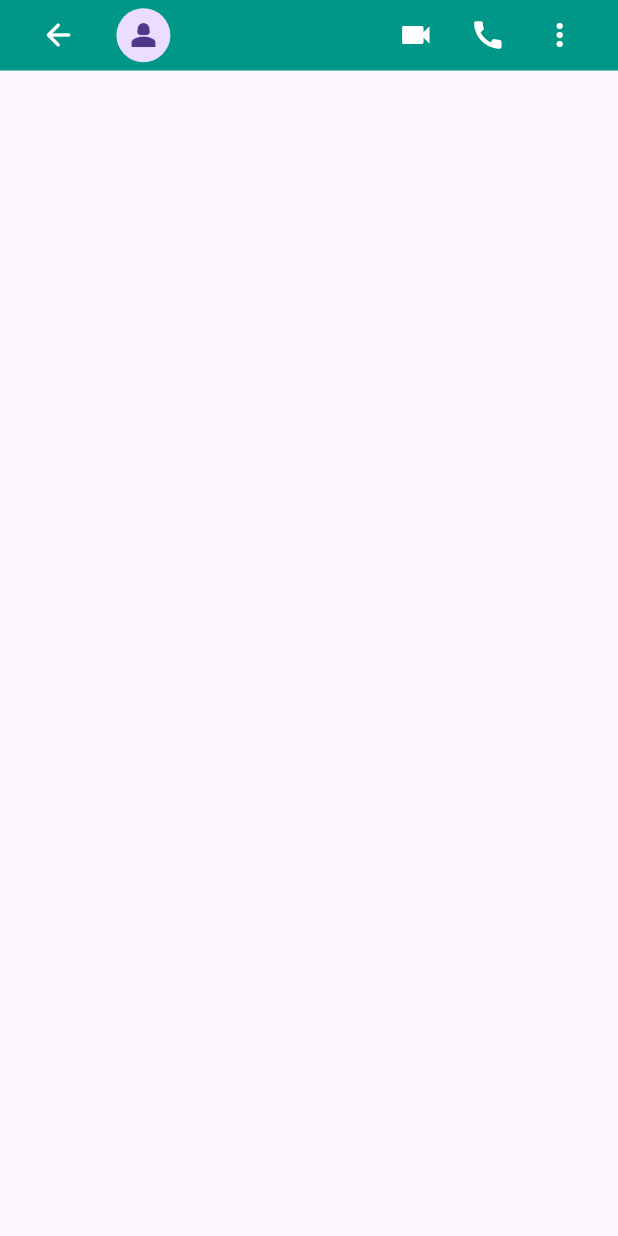
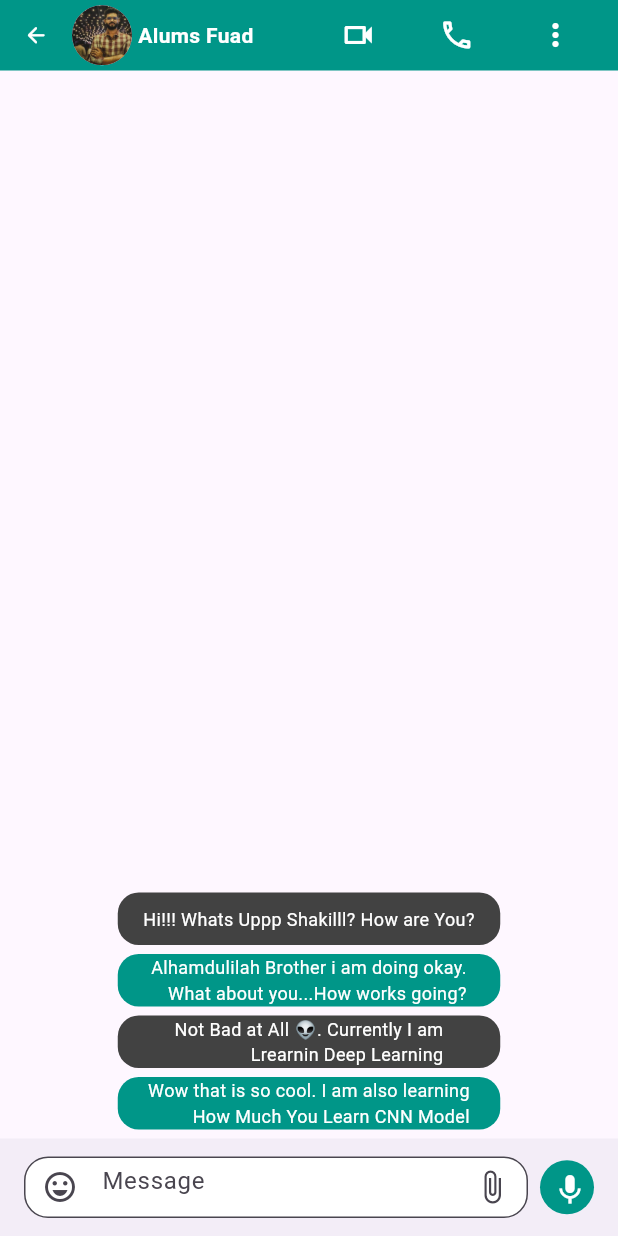
Before and after one commit to MdSohidUllahChowdhury/WhatsApp, a Flutter app: the Fuad screen opened directly, on a phone screen of 412 x 824 dp. Run offline on Flutter 3.47's test engine with Material 3 defaults, Android fonts, the phone set to English and light mode, and no system bars; our stand-ins replace flutter_screenutil, font_awesome_flutter, image_picker; network calls fail.

```diff
--- /dev/null
+++ b/lib/Controllers/widget_controller.dart
@@ -0,0 +1,128 @@
+import 'package:flutter/material.dart';
+
+class PublicUtil {
+
+  static customChatAppBar() {
+    return Container(
+      height: 47,
+      color: Colors.teal,
+      child: Row(
+        children: [
+          IconButton(
+          onPressed: () {},
+          icon: const Icon(Icons.arrow_back_rounded,size:17, color: Colors.white)),
+          const CircleAvatar(
+            radius:20,
+            backgroundImage: AssetImage('Image/Bhai.jpg'),
+          ),
+          const SizedBox(
+            width:4,
+          ),
+          const Text('Alums Fuad',
+          style: TextStyle(fontSize: 14,fontWeight:FontWeight.w600,
+          color: Colors.white),),
+          const SizedBox(
+            width:28,
+          ),
+          Expanded(
+            child: Row(
+              mainAxisAlignment: MainAxisAlignment.spaceEvenly,
+              children: [
+                IconButton(
+                    onPressed: () {},
+                    icon: const Icon(
+                      Icons.videocam_outlined,
+                      color: Colors.white,
+                    )),
+                IconButton(
+                    onPressed: () {},
+                    icon: const Icon(Icons.call_outlined, color: Colors.white)),
+                IconButton(
+                    onPressed: () {},
+                    icon: const Icon(Icons.more_vert_outlined,
+                        color: Colors.white)),
+              ],
+            ),
+          )
+        ],
+      ),
+    );
+  }
+
+  static customChatFeild(void Function()? path) {
+    return Row(
+      children: [
+        Expanded(
+          child: TextField(
+            decoration: InputDecoration(
+              filled: true,
+              fillColor: Colors.white,
+              border:
+                  OutlineInputBorder(borderRadius: BorderRadius.circular(16)),
+              hintText: 'Message',
+              suffixIcon: IconButton(
+                  onPressed: path,
+                  icon: const Icon(Icons.attach_file_outlined)),
+              prefixIcon: IconButton(
+                  onPressed: () {},
+                  icon: const Icon(Icons.emoji_emotions_outlined)),
+              // suffixIcon: Row(mainAxisAlignment: MainAxisAlignment.end,
+              //   children: [
+              //     IconButton(onPressed: () {}, icon: const Icon(Icons.attach_file)),
+              //     IconButton(onPressed: () {}, icon: const Icon(Icons.camera_alt_outlined)),
+              //       ],
+              //       ),
+            ),
+          ),
+        ),
+        const SizedBox(width: 8),
+        CircleAvatar(
+          radius: 18,
+          backgroundColor: Colors.teal,
+          child: IconButton(
+              onPressed: () {},
+              icon: const Icon(
+                Icons.mic,
+                color: Colors.white,
+              )),
+        )
+      ],
+    );
+  }
+
+  static customFriendMessage(String friendMessage) {
+    return Container(
+      margin: const EdgeInsets.only(bottom: 6),
+      height: 35,
+      width: 255,
+      decoration: BoxDecoration(
+          color: Colors.grey.shade800,
+          borderRadius: const BorderRadius.all(Radius.circular(14))),
+      child: Center(
+        child: Text(
+          friendMessage,
+          style: const TextStyle(color: Colors.white, fontSize: 12),
+          textAlign: TextAlign.right,
+        ),
+      ),
+    );
+  }
+
+  static customMyMessage(String myMessage) {
+    return Container(
+      margin: const EdgeInsets.only(bottom: 6),
+      height: 35,
+      width: 255,
+      decoration: const BoxDecoration(
+          color: Colors.teal,
+          borderRadius: BorderRadius.all(Radius.circular(14))),
+      child: Center(
+        child: Text(
+          myMessage,
+          style: const TextStyle(color: Colors.white, fontSize: 12),
+          textAlign: TextAlign.right,
+        ),
+      ),
+    );
+  }
+}
--- a/lib/Models/main.dart
+++ b/lib/Models/main.dart
@@ -1,15 +1,13 @@
 import 'package:flutter/material.dart';
 import 'package:flutter_screenutil/flutter_screenutil.dart';
 import 'package:newwhatsapp/Models/home.dart';
-import 'package:newwhatsapp/Widgets/fuad.dart';
-
 void main() {
   runApp((ScreenUtilInit(
       designSize: const Size(360, 660),
       ensureScreenSize: true,
       builder: (context, child) => const MaterialApp(
         debugShowCheckedModeBanner: false,
-        home: Fuad(),
+        home: Home(),
       ),
     )));
 }
--- a/lib/Widgets/fuad.dart
+++ b/lib/Widgets/fuad.dart
@@ -1,6 +1,7 @@
 import 'dart:io';
 import 'package:flutter/material.dart';
 import 'package:image_picker/image_picker.dart';
+import 'package:newwhatsapp/Controllers/widget_controller.dart';
 
 class Fuad extends StatefulWidget {
   const Fuad({super.key});
@@ -11,22 +12,22 @@ class Fuad extends StatefulWidget {
 
 class _FuadState extends State<Fuad> {
   // ignore: unused_field
-  File? _image;
-  String? imagePath;
+   File? _image;
+   String? imagePath;
 
-  Future<void> _pickImageCamera() async {
-    final pickedFile =
-        await ImagePicker().pickImage(source: ImageSource.camera);
+  // Future<void> _pickImageCamera() async {
+  //   final pickedFile =
+  //       await ImagePicker().pickImage(source: ImageSource.camera);
 
-    if (pickedFile != null) {
-      if (mounted) {
-        super.setState(() {
-          _image = File(pickedFile.path);
-          imagePath = pickedFile.path;
-        });
-      }
-    }
-  }
+  //   if (pickedFile != null) {
+  //     if (mounted) {
+  //       super.setState(() {
+  //         _image = File(pickedFile.path);
+  //         imagePath = pickedFile.path;
+  //       });
+  //     }
+  //   }
+  // }
 
   Future<void> _pickImageGallery() async {
     final pickedFile =
@@ -49,45 +50,28 @@ class _FuadState extends State<Fuad> {
       body: Column(
         mainAxisAlignment: MainAxisAlignment.start,
         children: [
-          Container(
-            height: 47,
-            color: Colors.teal,
-            child:
-
-            Row(
-              mainAxisAlignment: MainAxisAlignment.spaceEvenly,
+          PublicUtil.customChatAppBar(),
+          const SizedBox(height: 8),
+           Expanded(
+            child: Column(
+              mainAxisAlignment: MainAxisAlignment.end,
+              crossAxisAlignment: CrossAxisAlignment.end,
               children: [
-                IconButton(
-                  onPressed: (){},
-                  icon:const Icon(Icons.arrow_back_rounded,color: Colors.white)),
-                  const CircleAvatar(
-                    radius: 18,
-                    child: Icon(Icons.person_2),
-                  ),
-                 const SizedBox(width: 110,),
-                  Row(
-                    mainAxisAlignment: MainAxisAlignment.spaceEvenly,
-                    children: [
-                      IconButton(
-                  onPressed: (){},
-                  icon:const Icon(Icons.videocam,color: Colors.white,)),
-                      IconButton(
-                  onPressed: (){},
-                  icon:const Icon(Icons.call,color: Colors.white)),
-                      IconButton(
-                  onPressed: (){},
-                  icon:const Icon(Icons.more_vert_outlined,color: Colors.white)),
-
-                    ],
-                  )
+               PublicUtil.customFriendMessage('Hi!!! Whats Uppp Shakilll? How are You?'),
+               PublicUtil.customMyMessage('Alhamdulilah Brother i am doing okay.\nWhat about you...How works going?'),
+               PublicUtil.customFriendMessage('Not Bad at All 👽. Currently I am\n Lrearnin Deep Learning'),
+               PublicUtil.customMyMessage('Wow that is so cool. I am also learning\nHow Much You Learn CNN Model')
               ],
             ),
-
-
           )
         ],
       ),
 
-  );
- }
+      bottomNavigationBar: BottomAppBar(
+        elevation: 0,
+        height:65,
+        child: PublicUtil.customChatFeild(() =>_pickImageGallery(),),
+      ),
+    );
+  }
 }
```
